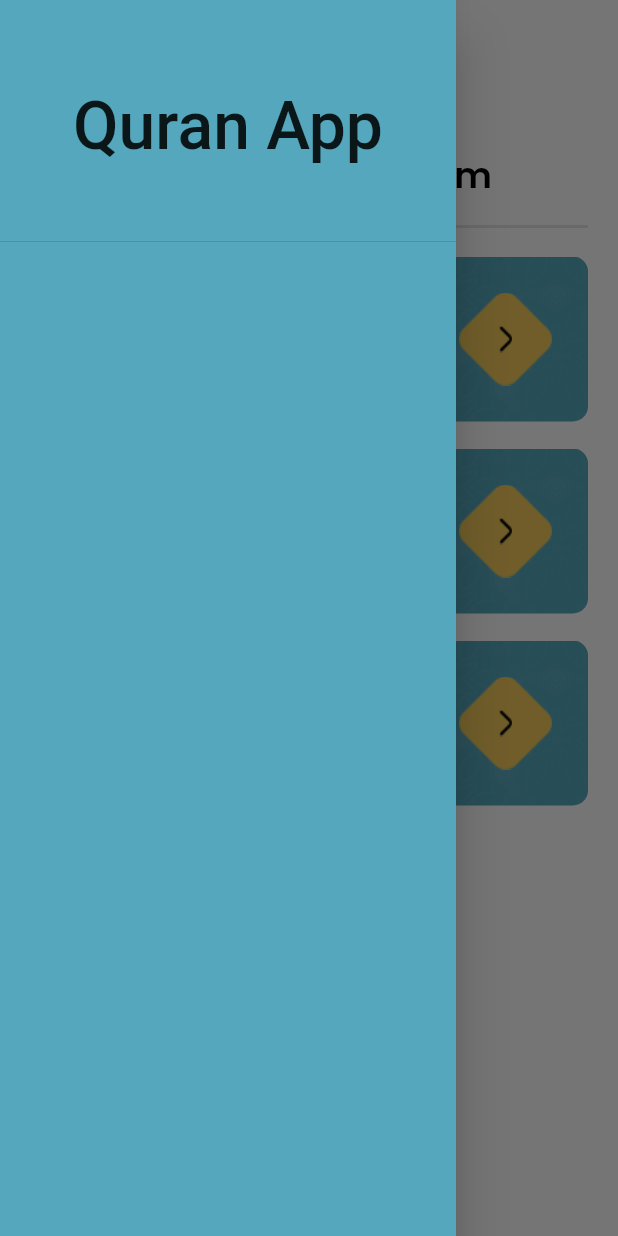
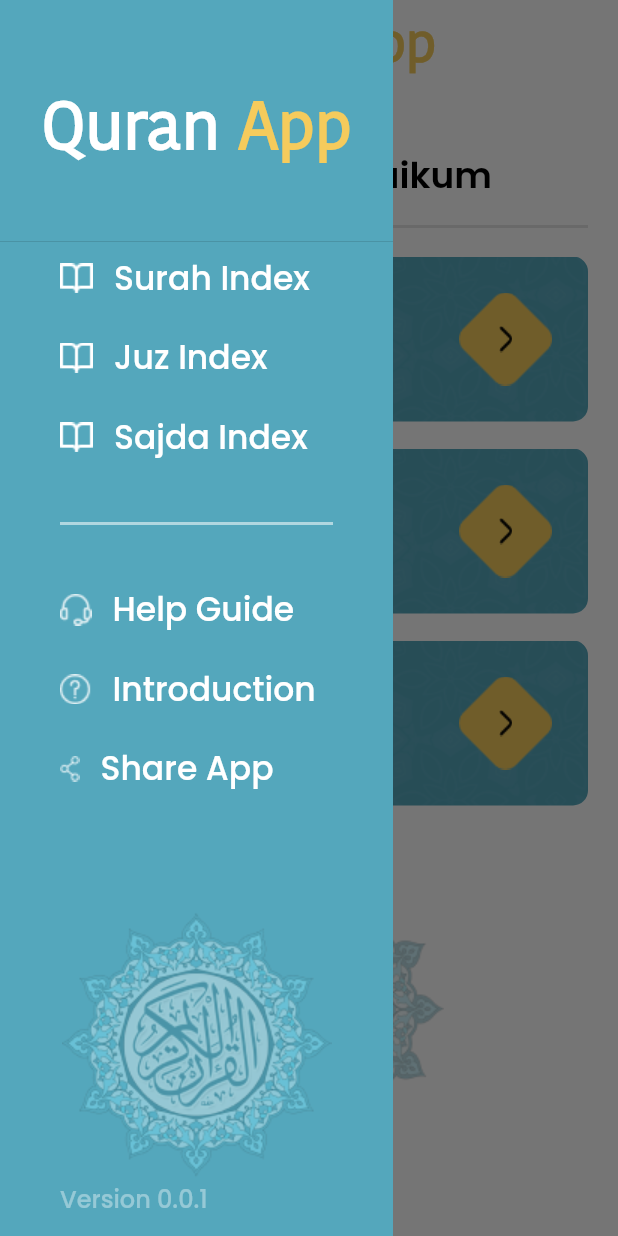
Before and after one commit to MuhammadJamalAshrafi/quran_app, a Flutter app: the screen it shows after launch, with the side drawer open, on a phone screen of 412 x 824 dp. Run offline on Flutter 3.47's test engine with Material 2 defaults, Android fonts, the phone set to English and light mode, and no system bars.

Commit message:
Drawer Complete

```diff
--- a/lib/screens/home.dart
+++ b/lib/screens/home.dart
@@ -1,4 +1,5 @@
 import 'package:flutter/material.dart';
+import 'package:flutter/widgets.dart';
 
 class Home extends StatelessWidget {
   const Home({Key? key}) : super(key: key);
@@ -33,7 +34,10 @@
         elevation: 0.0,
         centerTitle: true,
       ),
-        drawer: Drawer(
+        drawer: Container(
+          width: MediaQuery.of(context).size.width - 150,
+          child: Drawer(
+            elevation: 0.0,
             backgroundColor: Color(0xFF54A7BC),
             child: Column(
               children: [
@@ -41,11 +45,106 @@
                     child: Center(
                       child: Container(
                         width: MediaQuery.of(context).size.width,
-                      child: Center(child: Text("Quran App", style: TextStyle(fontSize: 44))),
+                        child: Center(
+                          child: RichText(
+                            text: const TextSpan(
+                                text: "Quran ",
+                                style: TextStyle(fontSize: 44, color: Colors.white,fontFamily: "KohinoorBangla", fontWeight: FontWeight.w700),
+                                children: [
+                                  TextSpan(
+                                      text: "App",
+                                      style: TextStyle(fontSize: 44, color: Color(0xFFF5CB5C), fontFamily: "KohinoorBangla", fontWeight: FontWeight.w700)
+                                  )
+                                ]
+                            ),
                           ),
                         )
                       ),
+                    )
+                ),
+                Expanded(
+                  child: Container(
+                    child: Padding(
+                      padding: const EdgeInsets.only(left: 40, right: 40, bottom: 20),
+                      child: Column(
+                        crossAxisAlignment: CrossAxisAlignment.start,
+                        children: [
+                          Row(
+                            children: [
+                              Image.asset("images/index.png"),
+                              const SizedBox(width: 14),
+                              const Text("Surah Index", style: TextStyle(fontFamily: "Poppins", fontSize: 22, fontWeight: FontWeight.w500, color: Colors.white))
                             ],
+                          ),
+                          const SizedBox(height: 20),
+                          Row(
+                            children: [
+                              Image.asset("images/index.png"),
+                              const SizedBox(width: 14),
+                              const Text("Juz Index", style: TextStyle(fontFamily: "Poppins", fontSize: 22, fontWeight: FontWeight.w500, color: Colors.white))
+                            ],
+                          ),
+                          const SizedBox(height: 20),
+                          Row(
+                            children: [
+                              Image.asset("images/index.png"),
+                              const SizedBox(width: 14),
+                              const Text("Sajda Index", style: TextStyle(fontFamily: "Poppins", fontSize: 22, fontWeight: FontWeight.w500, color: Colors.white))
+                            ],
+                          ),
+                          const SizedBox(height: 40),
+                          Container(
+                            width: MediaQuery.of(context).size.width,
+                            decoration: BoxDecoration(
+                              border: Border.all(color: Colors.white54)
+                            ),
+                          ),
+                          const SizedBox(height: 40),
+                          Row(
+                            children: [
+                              Image.asset("images/help.png", color: Colors.white),
+                              const SizedBox(width: 14),
+                              const Text("Help Guide", style: TextStyle(fontFamily: "Poppins", fontSize: 22, fontWeight: FontWeight.w500, color: Colors.white))
+                            ],
+                          ),
+                          const SizedBox(height: 20),
+                          Row(
+                            children: [
+                              Image.asset("images/introduction.png", color: Colors.white),
+                              const SizedBox(width: 14),
+                              const Text("Introduction", style: TextStyle(fontFamily: "Poppins", fontSize: 22, fontWeight: FontWeight.w500, color: Colors.white))
+                            ],
+                          ),
+                          const SizedBox(height: 20),
+                          Row(
+                            children: [
+                              Image.asset("images/share.png", color: Colors.white),
+                              const SizedBox(width: 14),
+                              const Text("Share App", style: TextStyle(fontFamily: "Poppins", fontSize: 22, fontWeight: FontWeight.w500, color: Colors.white))
+                            ],
+                          ),
+                          const SizedBox(height: 78),
+                          Center(
+                            child: Container(
+                              width: 180,
+                              height: 180,
+                              decoration: const BoxDecoration(
+                                image: DecorationImage(
+                                  image: AssetImage("images/40%_opacity_bg.png"),
+                                  fit: BoxFit.cover
+                                )
+                              ),
+                            ),
+                          ),
+                          Spacer(),
+                          Text("Version 0.0.1",style: TextStyle(fontWeight: FontWeight.w400, color: Colors.white38, fontFamily: "Poppins", fontSize: 16))
+                        ],
+                      ),
+                    ),
+                  ),
+                )
+              ],
+            ),
           ),
         ),
         backgroundColor: Colors.white,
```
Also changed, not shown: images/help.png (added), images/index.png (added), images/introduction.png (added), images/share.png (added). Lines whose indentation alone changed are shown as unchanged.
